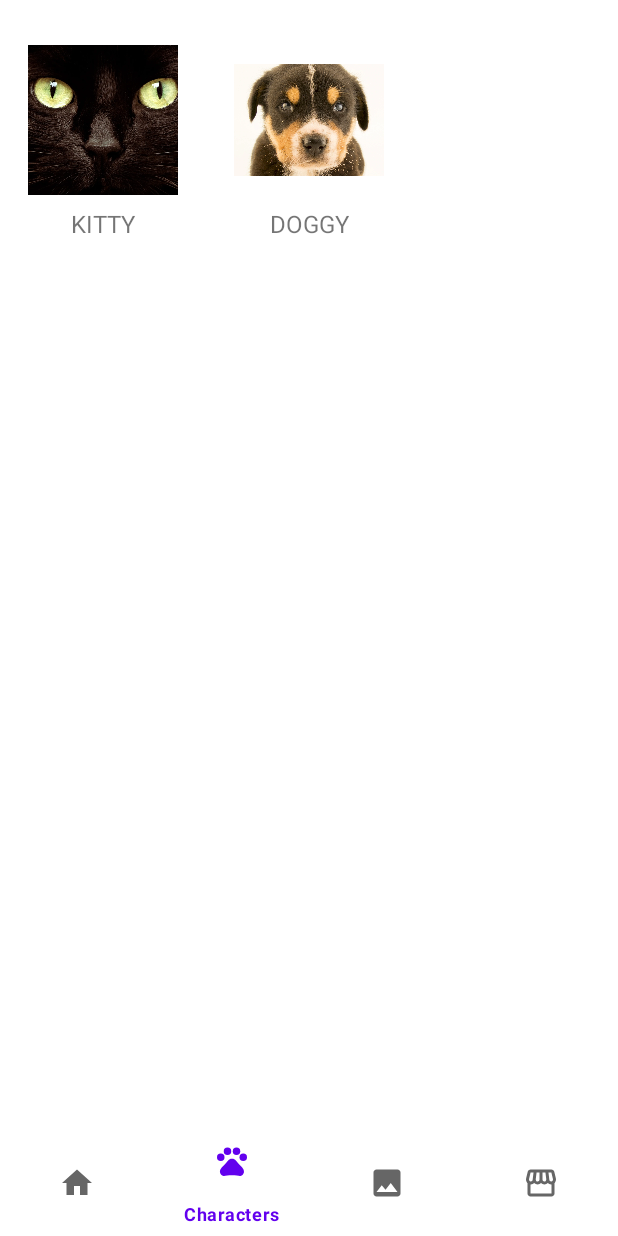
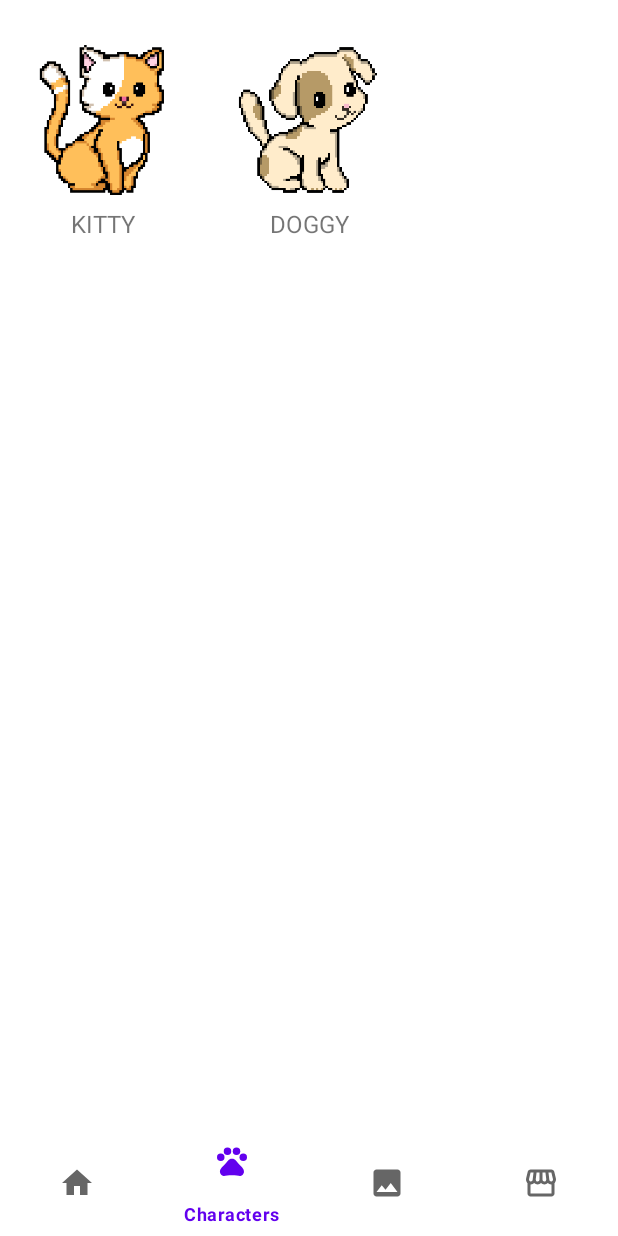
Before and after one commit to SWE3028-TeamC/IsRun, an Android app: the screen it shows after launch (MainActivity before the commit, MainActivity_game after it), item 2 of the bottom bar chosen, on a phone screen of 412 x 824 dp. Run offline under Robolectric (Android 15) with nearby library versions, the phone set to English and light mode, and no system bars.

Commit message:
0519 images

```diff
--- a/app/src/main/AndroidManifest.xml
+++ b/app/src/main/AndroidManifest.xml
@@ -11,7 +11,7 @@
         android:theme="@style/Theme.IsRun">
 
         <activity
-            android:name=".MainActivity"
+            android:name=".MainActivity_game"
             android:exported="true">
             <intent-filter>
                 <action android:name="android.intent.action.MAIN" />
--- a/app/src/main/java/edu/skku/cs/isrun/BackFragment.java
+++ b/app/src/main/java/edu/skku/cs/isrun/BackFragment.java
@@ -1,10 +1,8 @@
 package edu.skku.cs.isrun;
 
-import android.content.Intent;
 import android.os.Bundle;
 
 import androidx.fragment.app.Fragment;
-import androidx.fragment.app.FragmentTransaction;
 
 import android.view.LayoutInflater;
 import android.view.View;
@@ -130,7 +128,7 @@ public class BackFragment extends Fragment {
 
         Button btn = v.findViewById(R.id.set);
         btn.setOnClickListener(view-> {
-            ((MainActivity)getActivity()).gett(change,"NONE");
+            ((MainActivity_game)getActivity()).gett(change,"NONE");
         });
         return v;
     }
--- a/app/src/main/java/edu/skku/cs/isrun/CharFragment.java
+++ b/app/src/main/java/edu/skku/cs/isrun/CharFragment.java
@@ -11,13 +11,9 @@ import android.view.LayoutInflater;
 import android.view.View;
 import android.view.ViewGroup;
 import android.widget.AdapterView;
-import android.widget.Button;
 import android.widget.GridView;
 import android.widget.ImageView;
-import android.widget.PopupMenu;
-import android.widget.PopupWindow;
 import android.widget.TextView;
-import android.widget.Toast;
 
 
 import java.util.ArrayList;
@@ -108,7 +104,7 @@ public class CharFragment extends Fragment {
         builder.setNegativeButton("SET", new DialogInterface.OnClickListener() {
             @Override public void onClick(DialogInterface dialog, int which) {
                 if(dialog != null) {
-                    ((MainActivity)getActivity()).gett("NONE",img);
+                    ((MainActivity_game)getActivity()).gett("NONE",img);
                     dialog.dismiss();
                 }
             }
--- a/app/src/main/java/edu/skku/cs/isrun/MainActivity.java
+++ b/app/src/main/java/edu/skku/cs/isrun/MainActivity_game.java
@@ -15,7 +15,7 @@ import com.bumptech.glide.Glide;
 import com.google.android.material.bottomnavigation.BottomNavigationView;
 import com.google.android.material.navigation.NavigationBarView;
 
-public class MainActivity extends AppCompatActivity {
+public class MainActivity_game extends AppCompatActivity {
     ImageView ch;
     ImageView bg;
     NavigationBarView nv;
--- a/app/src/main/res/layout/activity_main.xml
+++ b/app/src/main/res/layout/activity_main.xml
@@ -4,7 +4,7 @@
     xmlns:tools="http://schemas.android.com/tools"
     android:layout_width="match_parent"
     android:layout_height="match_parent"
-    tools:context=".MainActivity">
+    tools:context=".MainActivity_game">
 
 
     <FrameLayout
--- a/app/src/main/res/layout/gaming_background.xml
+++ b/app/src/main/res/layout/gaming_background.xml
@@ -4,7 +4,7 @@
     xmlns:tools="http://schemas.android.com/tools"
     android:layout_width="match_parent"
     android:layout_height="match_parent"
-    tools:context=".MainActivity">
+    tools:context=".MainActivity_game">
 
     <androidx.constraintlayout.widget.ConstraintLayout
         android:id="@+id/gameImage"
--- a/app/src/main/res/layout/gaming_home.xml
+++ b/app/src/main/res/layout/gaming_home.xml
@@ -4,7 +4,7 @@
     xmlns:tools="http://schemas.android.com/tools"
     android:layout_width="match_parent"
     android:layout_height="match_parent"
-    tools:context=".MainActivity">
+    tools:context=".MainActivity_game">
 
     <androidx.constraintlayout.widget.ConstraintLayout
         android:id="@+id/gameImage"
```
Also changed, not shown: app/src/main/res/drawable/cat.jpg (deleted), app/src/main/res/drawable/cat.png (added), app/src/main/res/drawable/dog.jpg (deleted), app/src/main/res/drawable/dog.png (added), app/src/main/res/drawable/hamster.jpg (deleted), app/src/main/res/drawable/hamster.png (added).
